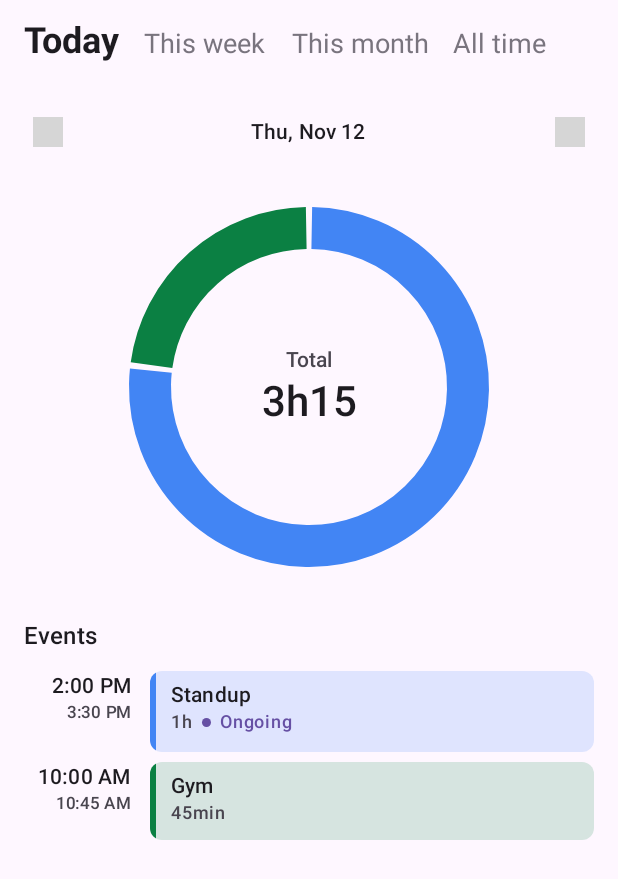
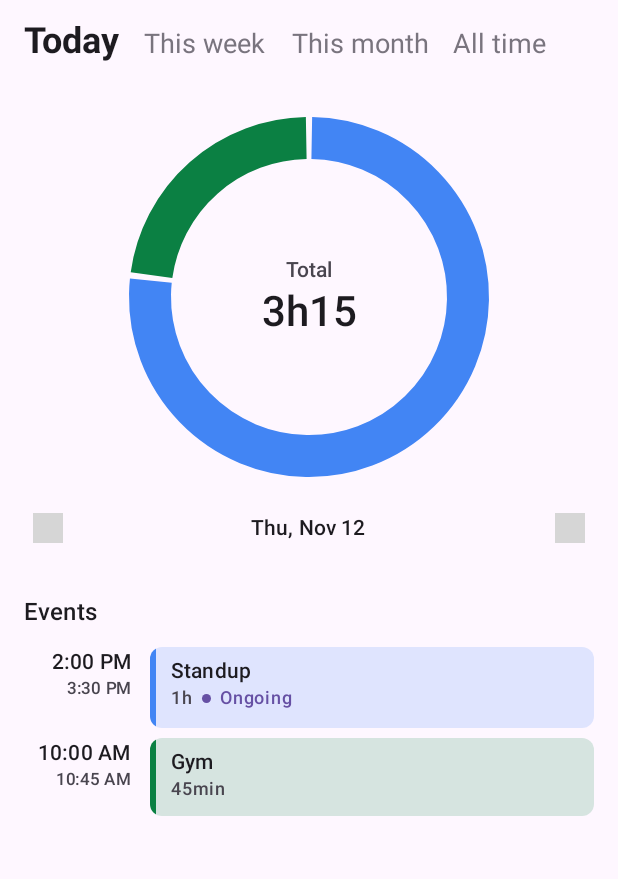
Before and after one commit to Julius-Babies/ClockMe, an Android app built with Jetpack Compose: the @Preview function HomeContentPreview, on a phone screen of 412 x 824 dp. Shown: the top 879 px of the screen. Run offline under Robolectric (Android 15) with nearby library versions, the phone set to English and light mode, and no system bars; libraries missing offline, so code that uses them is left out: com.phosphor.icons; 2 statements that could not run were skipped; grey boxes are pictures that could not be loaded.

Commit message:
Keep a single ring card on top that shrinks and floats on scroll
The ring and the page navigator below it now live in one card above
the pager instead of on every page; it always shows the current page,
so the ring morphs from page to page and only unfolds on a mode change.
Scrolling a page shrinks the ring from 260dp to 150dp in step with the
content, then the card lifts off like the header pill. Swipes on the
card page and scroll as on the page below.

```diff
--- a/app/src/main/java/es/jvbabi/clockme/feature/home/ui/HomeScreen.kt
+++ b/app/src/main/java/es/jvbabi/clockme/feature/home/ui/HomeScreen.kt
@@ -1,8 +1,14 @@
 package es.jvbabi.clockme.feature.home.ui
 
+import androidx.compose.runtime.SideEffect
+import kotlin.math.abs
+import androidx.compose.ui.unit.lerp
+import androidx.compose.ui.util.lerp
+import androidx.compose.ui.layout.layout
+import androidx.compose.foundation.pager.PagerDefaults
+import androidx.compose.foundation.gestures.scrollable
+import androidx.compose.foundation.gestures.Orientation
 import android.text.format.DateUtils
-import androidx.compose.foundation.interaction.DragInteraction
-import kotlinx.coroutines.flow.filterIsInstance
 import androidx.compose.foundation.lazy.LazyListState
 import androidx.compose.foundation.lazy.rememberLazyListState
 import androidx.compose.foundation.pager.HorizontalPager
@@ -202,8 +208,9 @@ private const val PAGE_COUNT = 100_000
 private const val CURRENT_PAGE = PAGE_COUNT - 1
 
 /**
- * The whole screen pages horizontally through the units of the selected shortcut, under a
- * header with the shortcuts that stays on top and floats once the page is scrolled.
+ * The whole screen pages horizontally through the units of the selected shortcut. On top stay the
+ * shortcuts and a single card with the ring and the page navigator, which always shows the current
+ * page: its ring morphs from page to page. The card shrinks as the page is scrolled and then floats.
  */
 @Composable
 private fun HomePager(
@@ -234,27 +241,34 @@ private fun HomePager(
         snapshotFlow { pagerState.settledPage }.collect { currentOnPageChange(it - CURRENT_PAGE) }
     }
 
-    // Scroll state of each composed page, so the header knows whether the current one is scrolled
+    val density = LocalDensity.current
+    val collapseRangePx = with(density) { (RING_SIZE - RING_COLLAPSED_SIZE).toPx() }
+    // Scroll state of each composed page, so the card knows how far the current one is scrolled
     val listStates = remember { mutableStateMapOf<Int, LazyListState>() }
-    val scrolled by remember {
+    fun collapseOf(page: Int): Float {
+        val state = listStates[page] ?: return 0f
+        if (state.firstVisibleItemIndex > 0) return 1f
+        return (state.firstVisibleItemScrollOffset / collapseRangePx).coerceIn(0f, 1f)
+    }
+    // Blends between the current page and the one being swiped to
+    val collapse by remember {
         derivedStateOf {
-            listStates[pagerState.currentPage]
-                ?.let { it.firstVisibleItemIndex > 0 || it.firstVisibleItemScrollOffset > 0 }
-                ?: false
+            val fraction = pagerState.currentPageOffsetFraction
+            val other = if (fraction < 0f) pagerState.currentPage - 1 else pagerState.currentPage + 1
+            lerp(collapseOf(pagerState.currentPage), collapseOf(other), abs(fraction))
         }
     }
-    // The ring unfolds at the start and after a mode change; once the user pages through the
-    // mode, the pages are just there
-    var pagedMode by remember { mutableStateOf<RangeShortcut?>(null) }
-    val animateIntro = pagedMode != uiState.selectedShortcut
-    val currentShortcut by rememberUpdatedState(uiState.selectedShortcut)
-    LaunchedEffect(pagerState) {
-        pagerState.interactionSource.interactions
-            .filterIsInstance<DragInteraction.Start>()
-            .collect { pagedMode = currentShortcut }
-    }
-    val density = LocalDensity.current
+    val scrolled by remember { derivedStateOf { collapse > 0f } }
+
+    // The card shows the current page; a page not loaded yet keeps the last one
+    val currentPage = uiState.pages[pagerState.currentPage - CURRENT_PAGE]
+    var lastPage by remember { mutableStateOf<HomePage?>(null) }
+    SideEffect { if (currentPage != null) lastPage = currentPage }
+    val shownPage = currentPage ?: lastPage
+
     var headerHeight by remember { mutableStateOf(0.dp) }
+    // Height of the card fully expanded; only its ring changes size, the rest stays
+    var cardExpandedHeight by remember { mutableStateOf(0.dp) }
 
     Box(Modifier.fillMaxSize()) {
         HorizontalPager(
@@ -271,28 +285,13 @@ private fun HomePager(
                 uiState = uiState,
                 page = uiState.pages[index - CURRENT_PAGE],
                 listState = listState,
-                topPadding = topInset + headerHeight,
-                selectionStrength = selectionStrength,
-                onCalendarSelect = onCalendarSelect,
-                onGroupSelect = onGroupSelect,
-                onClearSelection = onClearSelection,
-                onPrevious = {
-                    pagedMode = uiState.selectedShortcut
-                    onPageChange(uiState.pageOffset - 1)
-                },
-                onNext = {
-                    pagedMode = uiState.selectedShortcut
-                    onPageChange(uiState.pageOffset + 1)
-                },
-                animateIntro = animateIntro,
-                introKey = uiState.selectedShortcut,
+                topPadding = topInset + headerHeight + cardExpandedHeight,
             )
         }
+        Column(Modifier.padding(top = topInset)) {
             FloatingHeader(
                 floating = scrolled,
-            modifier = Modifier
-                .padding(top = topInset)
-                .onSizeChanged { headerHeight = with(density) { it.height.toDp() } },
+                modifier = Modifier.onSizeChanged { headerHeight = with(density) { it.height.toDp() } },
             ) { progress ->
                 ShortcutSelector(
                     shortcuts = uiState.shortcuts,
@@ -300,6 +299,101 @@ private fun HomePager(
                     onSelect = onShortcutSelect,
                     compactness = progress,
                 )
+            }
+            shownPage?.let { page ->
+                RingCard(
+                    uiState = uiState,
+                    page = page,
+                    collapse = collapse,
+                    floating = scrolled,
+                    selectionStrength = selectionStrength,
+                    onCalendarSelect = onCalendarSelect,
+                    onGroupSelect = onGroupSelect,
+                    onClearSelection = onClearSelection,
+                    onPrevious = { onPageChange(uiState.pageOffset - 1) },
+                    onNext = { onPageChange(uiState.pageOffset + 1) },
+                    modifier = Modifier
+                        .onSizeChanged {
+                            val height = with(density) { it.height.toDp() }
+                            cardExpandedHeight = height + (RING_SIZE - ringSize(collapse))
+                        }
+                        // Swipes on the card page and scroll like on the page below it
+                        .scrollable(
+                            state = pagerState,
+                            orientation = Orientation.Horizontal,
+                            enabled = uiState.unit != null,
+                            reverseDirection = true,
+                            flingBehavior = PagerDefaults.flingBehavior(pagerState),
+                        )
+                        .then(
+                            listStates[pagerState.currentPage]?.let { list ->
+                                Modifier.scrollable(list, Orientation.Vertical, reverseDirection = true)
+                            } ?: Modifier,
+                        ),
+                )
+            }
+        }
+    }
+}
+
+private val RING_SIZE = 260.dp
+private val RING_COLLAPSED_SIZE = 150.dp
+
+private fun ringSize(collapse: Float) = lerp(RING_SIZE, RING_COLLAPSED_SIZE, collapse)
+
+/**
+ * The ring of [page] with the page navigator below it. Lies flat on the page at first; with
+ * [collapse] the ring shrinks, and once [floating] the card lifts off like the header.
+ */
+@Composable
+private fun RingCard(
+    uiState: HomeUiState,
+    page: HomePage,
+    collapse: Float,
+    floating: Boolean,
+    selectionStrength: Float,
+    onCalendarSelect: (Long?) -> Unit,
+    onGroupSelect: (Long) -> Unit,
+    onClearSelection: () -> Unit,
+    onPrevious: () -> Unit,
+    onNext: () -> Unit,
+    modifier: Modifier = Modifier,
+) {
+    val progress by animateFloatAsState(if (floating) 1f else 0f, label = "card float")
+    val colors = MaterialTheme.colorScheme
+    // Constant outer padding, so only the ring changes the card's height
+    Box(modifier.fillMaxWidth().padding(top = 4.dp)) {
+        Surface(
+            shape = RoundedCornerShape(32.dp * progress),
+            color = colors.background,
+            shadowElevation = 8.dp * progress,
+            border = BorderStroke(Dp.Hairline, colors.outlineVariant.copy(alpha = 0.6f * progress)),
+            modifier = Modifier.fillMaxWidth().padding(horizontal = 16.dp * progress),
+        ) {
+            Column(Modifier.padding(top = 8.dp, bottom = 4.dp)) {
+                CalendarRing(
+                    page = page,
+                    groups = uiState.groups,
+                    size = ringSize(collapse),
+                    selectedCalendar = page.calendar(uiState.selectedCalendarId),
+                    selectedGroup = uiState.selectedGroup,
+                    selectionStrength = selectionStrength,
+                    onCalendarSelect = onCalendarSelect,
+                    onGroupSelect = onGroupSelect,
+                    onClearSelection = onClearSelection,
+                    introKey = uiState.selectedShortcut,
+                )
+                val unit = uiState.unit
+                val today = uiState.today
+                if (unit != null && today != null && page.firstDay != null) {
+                    PageNavigator(
+                        label = rememberPageLabel(unit, page.firstDay, today),
+                        canGoNext = page.offset < 0,
+                        onPrevious = onPrevious,
+                        onNext = onNext,
+                    )
+                }
+            }
         }
     }
 }
@@ -341,14 +435,6 @@ private fun HomePageContent(
     page: HomePage?,
     listState: LazyListState,
     topPadding: Dp,
-    selectionStrength: Float,
-    onCalendarSelect: (Long?) -> Unit,
-    onGroupSelect: (Long) -> Unit,
-    onClearSelection: () -> Unit,
-    onPrevious: () -> Unit,
-    onNext: () -> Unit,
-    animateIntro: Boolean,
-    introKey: Any?,
 ) {
     // A page further away than the loaded neighbours stays empty until it is loaded
     if (page == null) {
@@ -361,36 +447,10 @@ private fun HomePageContent(
         state = listState,
         modifier = Modifier.fillMaxSize(),
         contentPadding = PaddingValues(
-            top = topPadding + 8.dp,
+            top = topPadding,
             bottom = LocalBottomNavBarHeight.current + 16.dp,
         ),
     ) {
-        val unit = uiState.unit
-        val today = uiState.today
-        if (unit != null && today != null && page.firstDay != null) {
-            item(key = "navigator") {
-                PageNavigator(
-                    label = rememberPageLabel(unit, page.firstDay, today),
-                    canGoNext = page.offset < 0,
-                    onPrevious = onPrevious,
-                    onNext = onNext,
-                )
-            }
-        }
-        item(key = "ring") {
-            CalendarRing(
-                page = page,
-                groups = uiState.groups,
-                selectedCalendar = selectedCalendar,
-                selectedGroup = selectedGroup,
-                selectionStrength = selectionStrength,
-                onCalendarSelect = onCalendarSelect,
-                onGroupSelect = onGroupSelect,
-                onClearSelection = onClearSelection,
-                animateIntro = animateIntro,
-                introKey = introKey,
-            )
-        }
         item(key = "events title") {
             val selectedName = selectedCalendar?.name ?: selectedGroup?.name
             Text(
@@ -398,7 +458,7 @@ private fun HomePageContent(
                     ?.let { stringResource(R.string.home_events_of_calendar, it) }
                     ?: stringResource(R.string.home_events),
                 style = MaterialTheme.typography.titleMedium,
-                modifier = Modifier.padding(start = 16.dp, end = 16.dp, top = 24.dp, bottom = 8.dp),
+                modifier = Modifier.padding(start = 16.dp, end = 16.dp, top = 16.dp, bottom = 8.dp),
             )
         }
         if (page.events.isEmpty()) {
@@ -603,13 +663,13 @@ private data class CenterLabel(val key: String, val name: String?, val color: Co
 private fun CalendarRing(
     page: HomePage,
     groups: List<GroupInfo>,
+    size: Dp,
     selectedCalendar: CalendarTime?,
     selectedGroup: GroupInfo?,
     selectionStrength: Float,
     onCalendarSelect: (Long?) -> Unit,
     onGroupSelect: (Long) -> Unit,
     onClearSelection: () -> Unit,
-    animateIntro: Boolean,
     introKey: Any?,
 ) {
     val groupColor = { group: GroupInfo -> group.color?.let(::Color) }
@@ -630,7 +690,7 @@ private fun CalendarRing(
         )
         else -> CenterLabel(key = "total", name = null, color = null, duration = page.totalDuration)
     }
-    Box(Modifier.fillMaxWidth().padding(top = 16.dp), contentAlignment = Alignment.Center) {
+    Box(Modifier.fillMaxWidth(), contentAlignment = Alignment.Center) {
         DonutChart(
             slices = page.calendars.map {
                 DonutSlice(
@@ -647,11 +707,14 @@ private fun CalendarRing(
             selectionStrength = selectionStrength,
             // Unfold once the splash screen is gone, not hidden behind it
             playIntro = LocalAppStartState.current.splashDismissed.collectAsStateWithLifecycle().value,
-            animateIntro = animateIntro,
             introKey = introKey,
             // A tap beside the ring clears the selection
             onSliceClick = { id -> if (id != null) onCalendarSelect(id) else if (hasSelection) onClearSelection() },
-            modifier = Modifier.size(260.dp).testTag(HomeTestTags.RING),
+            // Laid out at full size and scaled, so the ring and its center shrink as one
+            modifier = Modifier
+                .scaledTo(size / RING_SIZE)
+                .size(RING_SIZE)
+                .testTag(HomeTestTags.RING),
         ) {
             Column(
                 horizontalAlignment = Alignment.CenterHorizontally,
@@ -835,3 +898,16 @@ private fun HomeContentPreview() {
         )
     }
 }
+
+/** Measures the content as usual but takes up and draws it at [scale], centered. */
+private fun Modifier.scaledTo(scale: Float) = layout { measurable, constraints ->
+    val placeable = measurable.measure(constraints)
+    val width = (placeable.width * scale).roundToInt()
+    val height = (placeable.height * scale).roundToInt()
+    layout(width, height) {
+        placeable.placeWithLayer((width - placeable.width) / 2, (height - placeable.height) / 2) {
+            scaleX = scale
+            scaleY = scale
+        }
+    }
+}
```
Lines whose indentation alone changed are shown as unchanged.
